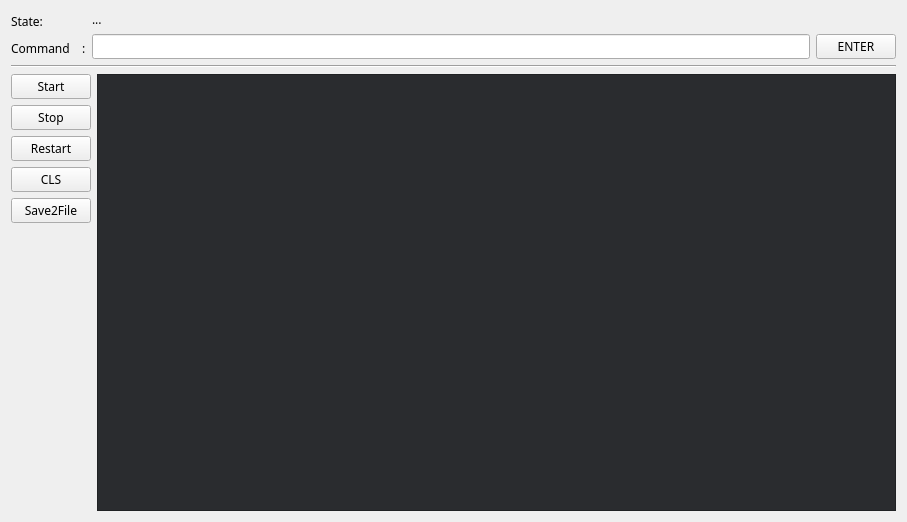
Old version of the form DcmNetTools/Terminal.ui in the repository shaoguangwu/DcmNetTools.
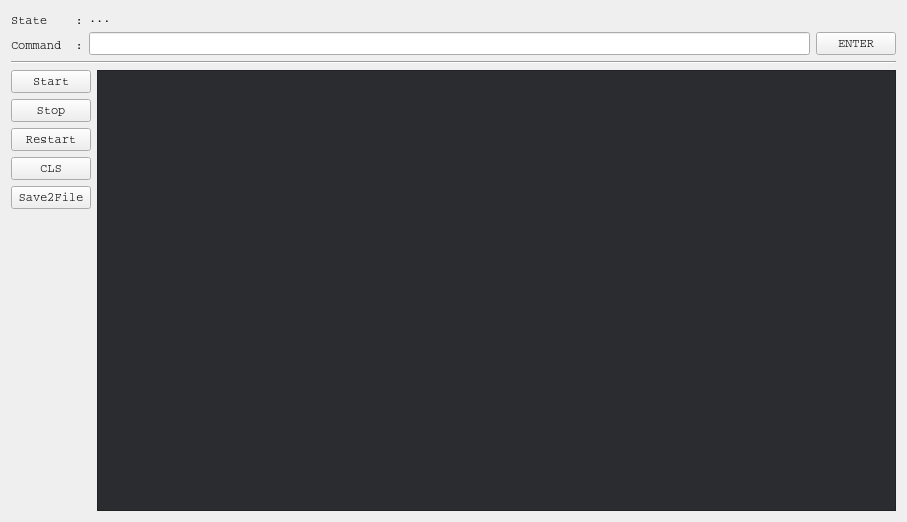
New version of the form.

Diff of the .ui file:
```diff
--- a/DcmNetTools/Terminal.ui
+++ b/DcmNetTools/Terminal.ui
@@ -12,7 +12,7 @@
   </property>
   <property name="font">
    <font>
-    <family>微软雅黑</family>
+    <family>Courier</family>
    </font>
   </property>
   <property name="windowTitle">
@@ -28,14 +28,14 @@
          <item>
           <widget class="QLabel" name="label_2">
            <property name="text">
-            <string>State:</string>
+            <string>State    :</string>
            </property>
           </widget>
          </item>
          <item>
           <widget class="QLabel" name="label">
            <property name="text">
-            <string>Command    :</string>
+            <string>Command  :</string>
            </property>
           </widget>
          </item>
```
